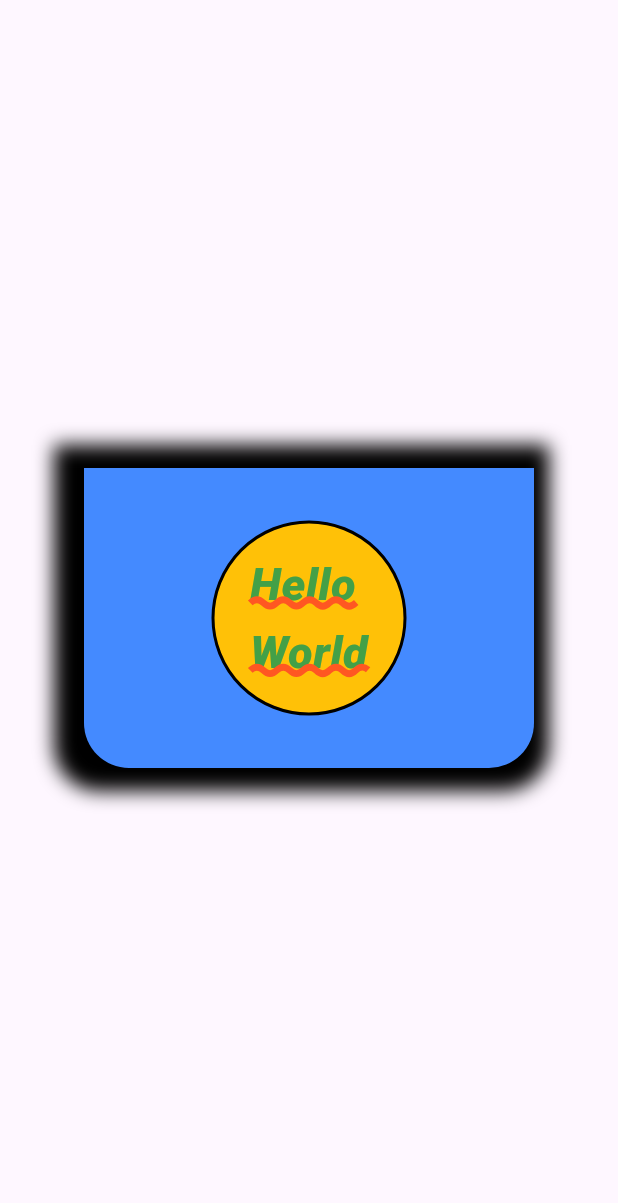
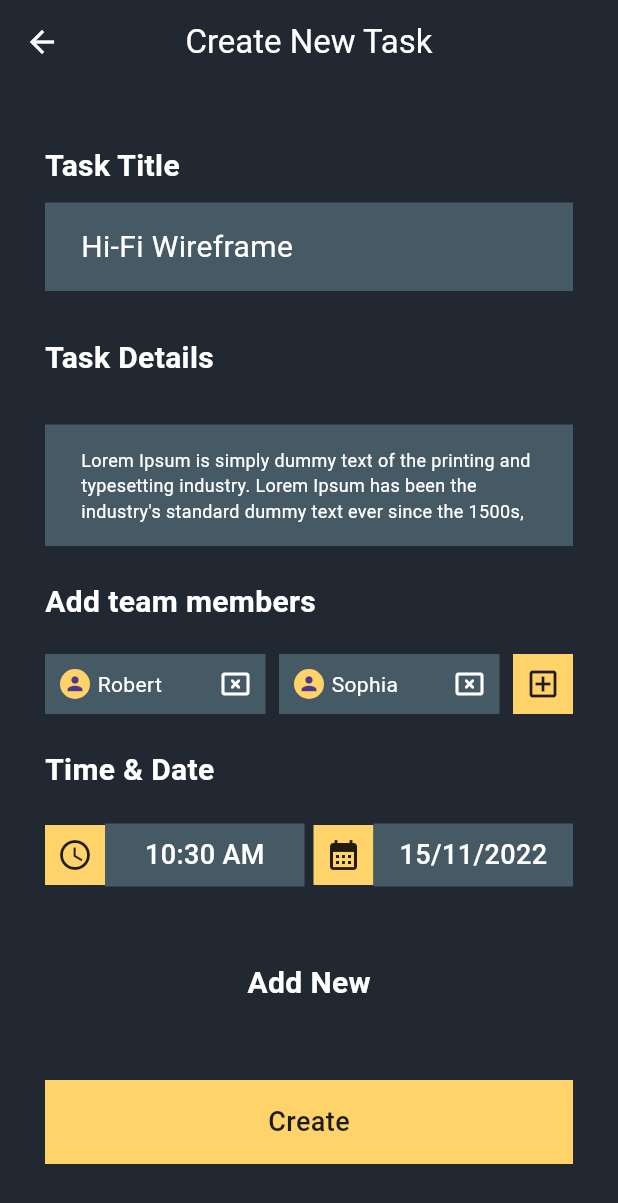
Before and after one commit to MAHMOUDELSAYED69/Flutter-course-for-beginners, a Flutter app: the screen it shows after launch, on a phone screen of 412 x 824 dp. Shown: the top 1203 px of the screen. Run offline on Flutter 3.47's test engine with Material 3 defaults, Android fonts, the phone set to English and light mode, and no system bars.

Commit message:
session 2

```diff
--- a/analysis_options.yaml
+++ b/analysis_options.yaml
@@ -7,6 +7,9 @@
 
 # The following line activates a set of recommended lints for Flutter apps,
 # packages, and plugins designed to encourage good coding practices.
+analyzer:
+  errors:
+    prefer_const_constructors: ignore
 include: package:flutter_lints/flutter.yaml
 
 linter:
--- a/lib/main.dart
+++ b/lib/main.dart
@@ -11,63 +11,205 @@
   @override
   Widget build(BuildContext context) {
     return MaterialApp(
+      debugShowCheckedModeBanner: false,
       home: Scaffold(
-        body: Center(
-            child: Container(
-          //! 1
-          decoration: const BoxDecoration(
-            color: Colors.blueAccent,
-            boxShadow: [
-              BoxShadow(
-                color: Colors.black,
-                blurRadius: 10,
-                spreadRadius: 15,
-                blurStyle: BlurStyle.normal,
-                offset: Offset(-5, 0),
+        backgroundColor: Color(0xff212832),
+        appBar: AppBar(
+          backgroundColor: Color(0xff212832),
+          foregroundColor: Color(0xffFFFFFF),
+          leading: const Icon(Icons.arrow_back),
+          title: const Text("Create New Task"),
+          centerTitle: true,
         ),
-            ],
-            borderRadius: BorderRadius.only(
-              bottomRight: Radius.circular(30),
-              bottomLeft: Radius.circular(30),
+        body: Padding(
+          padding: EdgeInsets.symmetric(vertical: 40, horizontal: 30),
+          child: Column(
+            crossAxisAlignment: CrossAxisAlignment.start,
+            children: [
+              Text(
+                "Task Title",
+                style: TextStyle(
+                  color: Colors.white,
+                  fontSize: 20,
+                  fontWeight: FontWeight.w600,
                 ),
               ),
-          padding: const EdgeInsets.symmetric(horizontal: 25, vertical: 15),
-
-          width: 300,
-          height: 200,
-          alignment: Alignment.center,
-          child: Container(
-            //? 2
-            margin: const EdgeInsets.all(20),
-            alignment: Alignment.center,
-
-            decoration: BoxDecoration(
-              color: Colors.amber,
-              border: Border.all(color: Colors.black, width: 2),
-              shape: BoxShape.circle,
+              SizedBox(height: 10),
+              _buildContentCard("Hi-Fi Wireframe"),
+              SizedBox(height: 30),
+              Text(
+                "Task Details",
+                style: TextStyle(
+                  color: Colors.white,
+                  fontSize: 20,
+                  fontWeight: FontWeight.w600,
                 ),
-            width: double.infinity,
-            height: double.infinity,
+              ),
+              SizedBox(height: 30),
+              _buildContentCard(
+                  "Lorem Ipsum is simply dummy text of the printing and typesetting industry. Lorem Ipsum has been the industry's standard dummy text ever since the 1500s,",
+                  fontSize: 12),
+              Padding(
+                padding: const EdgeInsets.only(top: 23),
                 child: Text(
-              "Hello \nWorld",
+                  "Add team members",
                   style: TextStyle(
-                height: 1.5,
-                fontSize: 30,
-                color: Colors.green[600],
-                fontWeight: FontWeight.w900,
-                fontStyle: FontStyle.italic,
-                decoration: TextDecoration.underline,
-                decorationColor: Colors.deepOrange,
-                decorationThickness: 3,
-                decorationStyle: TextDecorationStyle.wavy,
+                    color: Colors.white,
+                    fontSize: 20,
+                    fontWeight: FontWeight.w600,
                   ),
                 ),
               ),
-        )),
+              SizedBox(height: 20),
+              Row(
+                children: [
+                  _buildAddMemberCard("Robert"),
+                  SizedBox(width: 9),
+                  _buildAddMemberCard("Sophia"),
+                  SizedBox(width: 9),
+                  Container(
+                    color: Color(0xffFED36A),
+                    padding: EdgeInsets.all(8),
+                    child: Icon(
+                      Icons.add_box_outlined,
+                    ),
+                  )
+                ],
+              ),
+              Padding(
+                padding: const EdgeInsets.only(top: 23),
+                child: Text(
+                  "Time & Date",
+                  style: TextStyle(
+                    color: Colors.white,
+                    fontSize: 20,
+                    fontWeight: FontWeight.w600,
+                  ),
+                ),
+              ),
+              Padding(
+                padding: const EdgeInsets.only(top: 21),
+                child: Row(
+                  mainAxisAlignment: MainAxisAlignment.center,
+                  children: [
+                    _buildDateAndTimeCard(
+                        title: "10:30 AM", icon: Icons.access_time),
+                    SizedBox(width: 6),
+                    _buildDateAndTimeCard(
+                        title: "15/11/2022", icon: Icons.calendar_month)
+                  ],
+                ),
+              ),
+              Align(
+                alignment: Alignment.center,
+                child: Padding(
+                  padding: const EdgeInsets.only(top: 50),
+                  child: Text(
+                    "Add New",
+                    style: TextStyle(
+                      color: Colors.white,
+                      fontSize: 20,
+                      fontWeight: FontWeight.w600,
+                    ),
+                  ),
+                ),
+              ),
+              Container(
+                margin: EdgeInsets.only(top: 50),
+                padding: EdgeInsets.all(15),
+                alignment: Alignment.center,
+                width: double.infinity,
+                color: Color(0xffFED36A),
+                child: Text(
+                  "Create",
+                  style: TextStyle(
+                    fontSize: 18,
+                    fontWeight: FontWeight.w500,
+                  ),
+                ),
+              )
+            ],
+          ),
+        ),
       ),
     );
   }
+
+  Widget _buildContentCard(String title, {double? fontSize}) => Container(
+        width: double.infinity,
+        padding: EdgeInsets.symmetric(horizontal: 24, vertical: 15),
+        color: Color(0xff455A64),
+        child: Text(
+          title,
+          style: TextStyle(
+            color: Colors.white,
+            fontSize: fontSize ?? 20,
+          ),
+        ),
+      );
+
+  Widget _buildAddMemberCard([String? title]) => Expanded(
+        child: Container(
+          padding: EdgeInsets.all(10),
+          color: Color(0xff455A64),
+          child: Row(
+            children: [
+              CircleAvatar(
+                radius: 10,
+                backgroundColor: Color(0xffFED36A),
+                child: Icon(
+                  Icons.person,
+                  size: 15,
+                ),
+              ),
+              SizedBox(width: 5),
+              Text(
+                title ?? "Empty",
+                style: TextStyle(
+                  color: Colors.white,
+                  fontSize: 14,
+                ),
+              ),
+              Spacer(),
+              Icon(
+                Icons.cancel_presentation_rounded,
+                size: 20,
+                color: Colors.white,
+              )
+            ],
+          ),
+        ),
+      );
 }
+
+Widget _buildDateAndTimeCard({required String title, required IconData icon}) =>
+    Expanded(
+      child: Row(
+        mainAxisAlignment: MainAxisAlignment.center,
+        children: [
+          Container(
+            color: Color(0xffFED36A),
+            padding: EdgeInsets.all(8),
+            child: Icon(icon),
+          ),
+          Expanded(
+            child: Container(
+              alignment: Alignment.center,
+              color: Color(0xff455A64),
+              padding: EdgeInsets.all(8),
+              child: Text(
+                title,
+                style: TextStyle(
+                  color: Colors.white,
+                  fontSize: 18,
+                  fontWeight: FontWeight.w500,
+                ),
+              ),
+            ),
+          ),
+        ],
+      ),
+    );
 
 // Widgets can be => visible vs  invisible
 
@@ -82,3 +224,11 @@
 // Camel case => [variables] [functions] =>  userDataInfo , getUserData(){};
 
 // Snake case => files folders => home_screen
+
+// SizedBox => width, height, child => widget
+
+// Icon => IconData => Icons.person , size, color
+
+// AppBar => leading, title, actions
+
+// Padding widget
```
Lines whose indentation alone changed are shown as unchanged.
